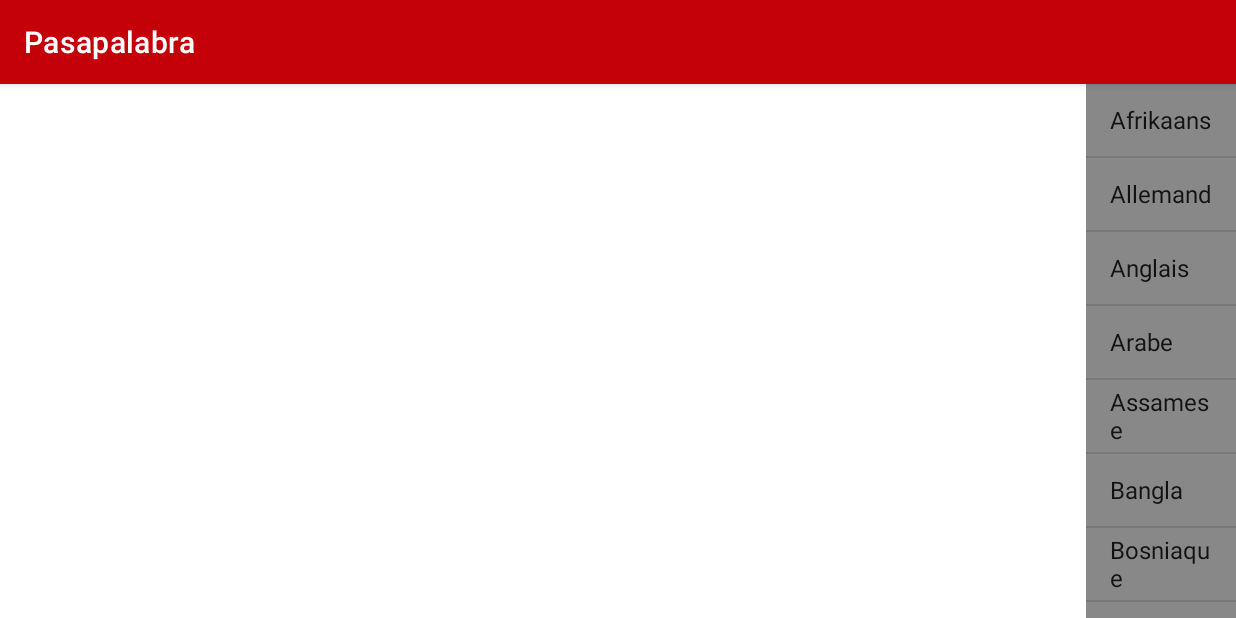
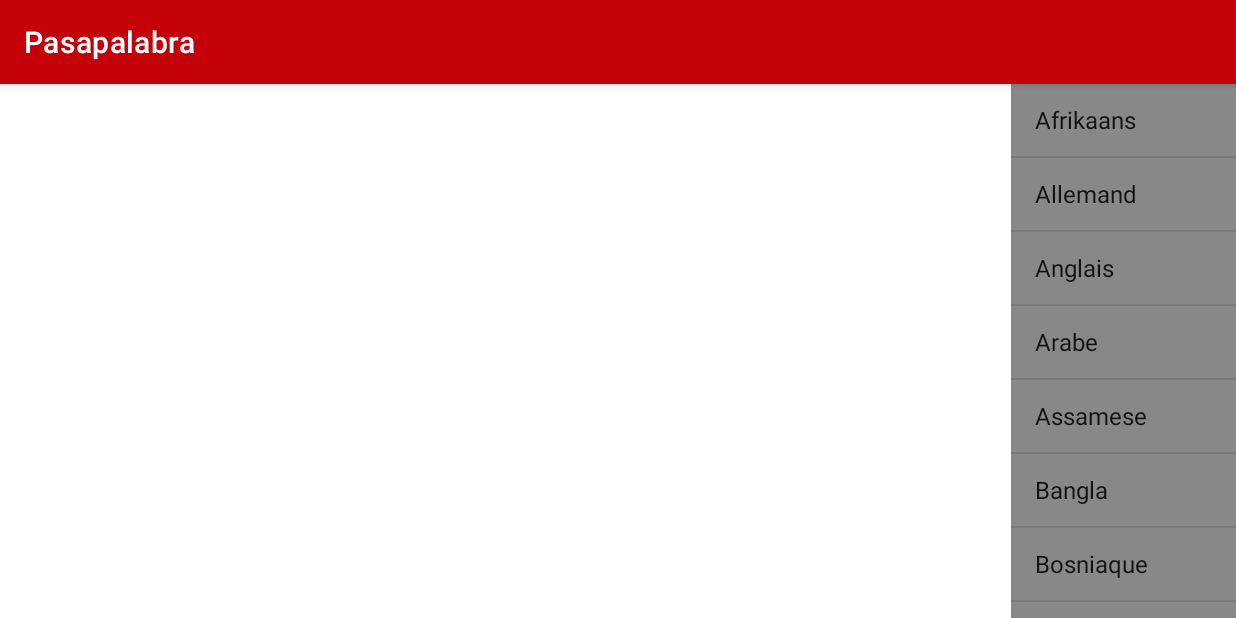
Before and after one commit to nitek29/Pasapalabra, an Android app: the screen it shows after launch (PasapalabraActivity), on a phone screen of 824 x 412 dp (held sideways). Run offline under Robolectric (Android 15) with nearby library versions, the phone set to English and light mode, and no system bars.

```diff
--- a/app/src/main/res/layout/activity_tool_chain.xml
+++ b/app/src/main/res/layout/activity_tool_chain.xml
@@ -5,7 +5,7 @@
     xmlns:tools="http://schemas.android.com/tools"
     android:layout_width="match_parent"
     android:layout_height="match_parent"
-    tools:context=".BlockActivity">
+    tools:context=".PasapalabraActivity">
 
     <androidx.recyclerview.widget.RecyclerView
         android:id="@+id/tool_chain_list"
@@ -21,13 +21,13 @@
 
     <ListView
         android:id="@+id/tool_list"
-        android:layout_width="100dp"
+        android:layout_width="150dp"
         android:layout_height="match_parent"
         android:background="#888"
         app:layout_constraintBottom_toBottomOf="parent"
+        app:layout_constraintEnd_toEndOf="parent"
         app:layout_constraintTop_toTopOf="parent"
-        app:layout_constraintEnd_toEndOf="parent"
-        tools:listitem="@android:layout/simple_list_item_1"/>
+        tools:listitem="@android:layout/simple_list_item_1" />
 
 
 
```
